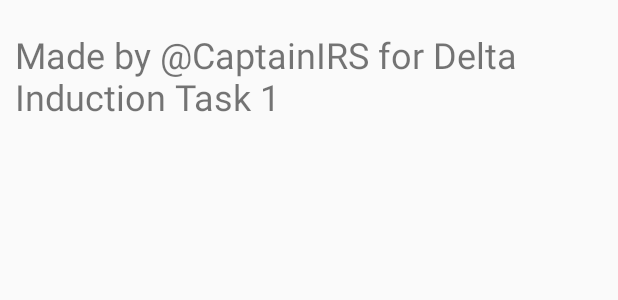
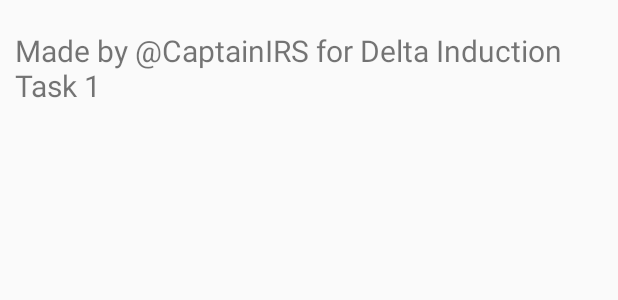
Before and after one commit to CaptainIRS/Delta-Induction-Tasks, an Android app: the layout dialog_about.xml on its own in the app's theme, with its tools: preview values and no code run, on a phone screen of 412 x 824 dp. Shown: the top 300 px of the screen. Run offline under Robolectric (Android 15) with nearby library versions, the light colour scheme and no system bars.

Commit message:
Initial Commit

```diff
--- a/app/src/main/res/layout/dialog_about.xml
+++ b/app/src/main/res/layout/dialog_about.xml
@@ -21,6 +21,6 @@
         android:linksClickable="true"
         android:text="@string/app_description"
         android:textColorLink="@color/colorPrimary"
-        android:textSize="24sp" />
+        android:textSize="20sp" />
 
 </LinearLayout>
```
